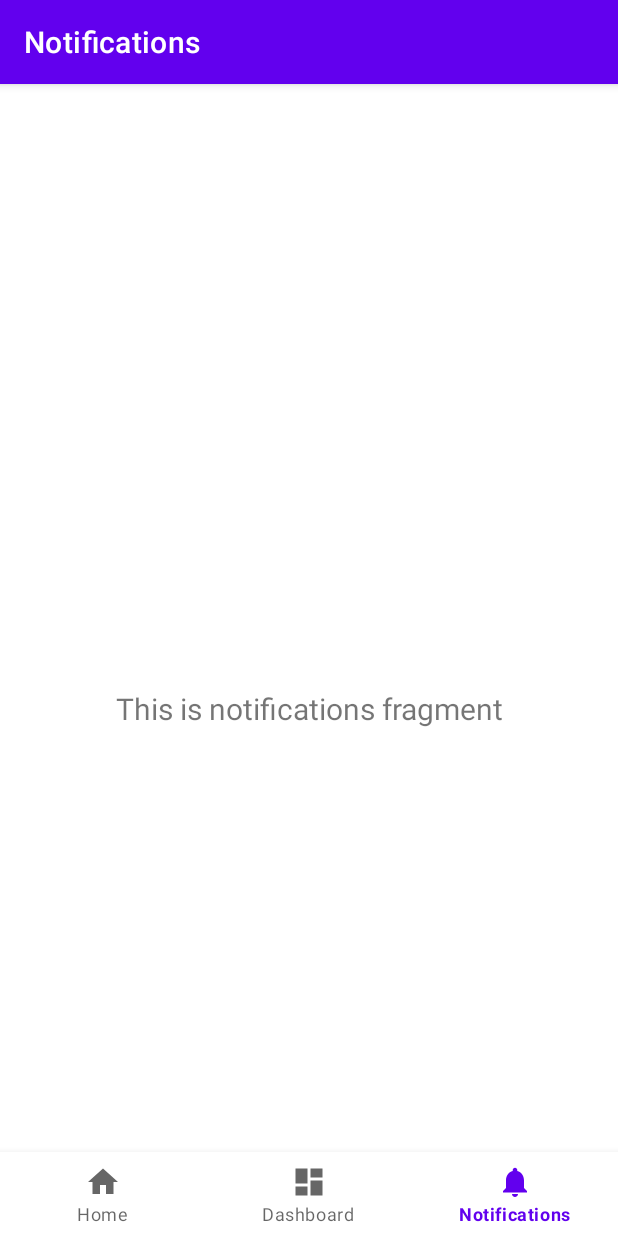
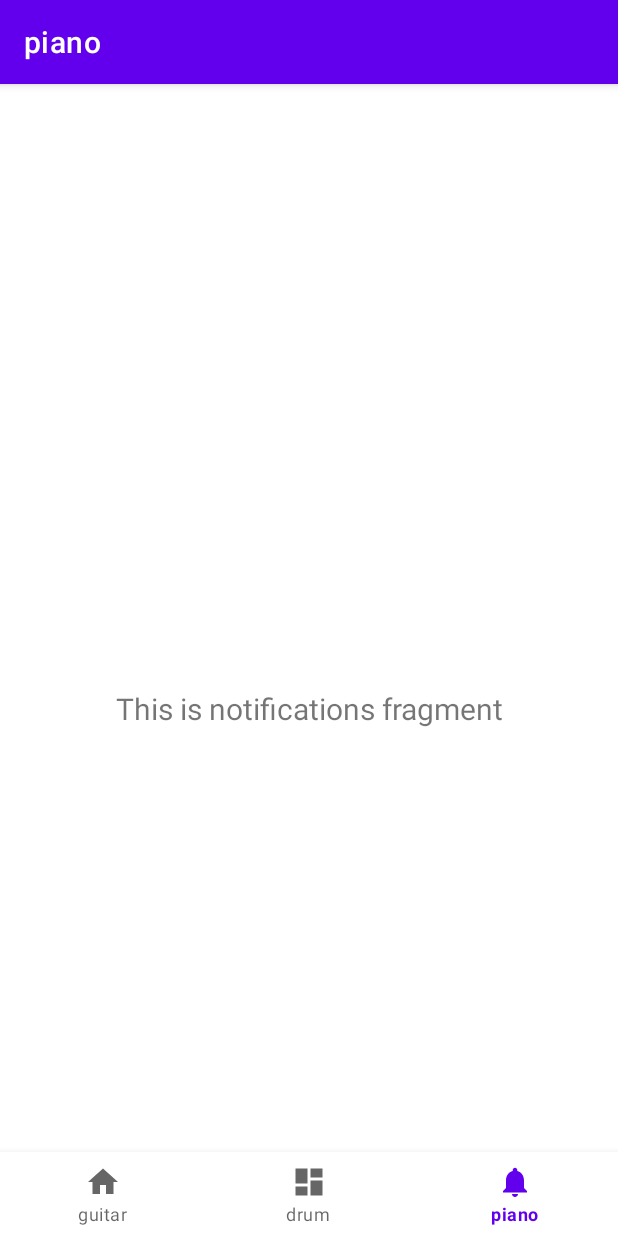
Before and after one commit to sosomeet/24_MP_Launchpad, an Android app: the screen it shows after launch (MainActivity), item 3 of the bottom bar chosen, on a phone screen of 412 x 824 dp. Run offline under Robolectric (Android 15) with nearby library versions, the phone set to English and light mode, and no system bars; our stand-ins replace navigation-ui.

Commit message:
[이치우] fragment 이름 변경

```diff
--- a/app/src/main/java/com/example/mp_24_launchpad/MainActivity.java
+++ b/app/src/main/java/com/example/mp_24_launchpad/MainActivity.java
@@ -27,7 +27,7 @@ public class MainActivity extends AppCompatActivity {
         // Passing each menu ID as a set of Ids because each
         // menu should be considered as top level destinations.
         AppBarConfiguration appBarConfiguration = new AppBarConfiguration.Builder(
-                R.id.navigation_home, R.id.navigation_dashboard, R.id.navigation_notifications)
+                R.id.navigation_guitar, R.id.navigation_drum, R.id.navigation_piano)
                 .build();
         NavController navController = Navigation.findNavController(this, R.id.nav_host_fragment_activity_main);
         NavigationUI.setupActionBarWithNavController(this, navController, appBarConfiguration);
--- a/app/src/main/java/com/example/mp_24_launchpad/ui/home/HomeFragment.java
+++ b/app/src/main/java/com/example/mp_24_launchpad/ui/drum/DrumFragment.java
@@ -1,4 +1,4 @@
-package com.example.mp_24_launchpad.ui.home;
+package com.example.mp_24_launchpad.ui.drum;
 
 import android.os.Bundle;
 import android.view.LayoutInflater;
@@ -10,22 +10,22 @@ import androidx.annotation.NonNull;
 import androidx.fragment.app.Fragment;
 import androidx.lifecycle.ViewModelProvider;
 
-import com.example.mp_24_launchpad.databinding.FragmentHomeBinding;
+import com.example.mp_24_launchpad.databinding.FragmentDrumBinding;
 
-public class HomeFragment extends Fragment {
+public class DrumFragment extends Fragment {
 
-    private FragmentHomeBinding binding;
+    private FragmentDrumBinding binding;
 
     public View onCreateView(@NonNull LayoutInflater inflater,
                              ViewGroup container, Bundle savedInstanceState) {
-        HomeViewModel homeViewModel =
-                new ViewModelProvider(this).get(HomeViewModel.class);
+        DrumViewModel drumViewModel =
+                new ViewModelProvider(this).get(DrumViewModel.class);
 
-        binding = FragmentHomeBinding.inflate(inflater, container, false);
+        binding = FragmentDrumBinding.inflate(inflater, container, false);
         View root = binding.getRoot();
 
-        final TextView textView = binding.textHome;
-        homeViewModel.getText().observe(getViewLifecycleOwner(), textView::setText);
+        final TextView textView = binding.textDrum;
+        drumViewModel.getText().observe(getViewLifecycleOwner(), textView::setText);
         return root;
     }
 
--- a/app/src/main/java/com/example/mp_24_launchpad/ui/home/HomeViewModel.java
+++ b/app/src/main/java/com/example/mp_24_launchpad/ui/drum/DrumViewModel.java
@@ -1,16 +1,16 @@
-package com.example.mp_24_launchpad.ui.home;
+package com.example.mp_24_launchpad.ui.drum;
 
 import androidx.lifecycle.LiveData;
 import androidx.lifecycle.MutableLiveData;
 import androidx.lifecycle.ViewModel;
 
-public class HomeViewModel extends ViewModel {
+public class DrumViewModel extends ViewModel {
 
     private final MutableLiveData<String> mText;
 
-    public HomeViewModel() {
+    public DrumViewModel() {
         mText = new MutableLiveData<>();
-        mText.setValue("This is home fragment");
+        mText.setValue("This is dashboard fragment");
     }
 
     public LiveData<String> getText() {
--- a/app/src/main/java/com/example/mp_24_launchpad/ui/dashboard/DashboardFragment.java
+++ b/app/src/main/java/com/example/mp_24_launchpad/ui/guitar/GuitarFragment.java
@@ -1,4 +1,4 @@
-package com.example.mp_24_launchpad.ui.dashboard;
+package com.example.mp_24_launchpad.ui.guitar;
 
 import android.os.Bundle;
 import android.view.LayoutInflater;
@@ -10,22 +10,22 @@ import androidx.annotation.NonNull;
 import androidx.fragment.app.Fragment;
 import androidx.lifecycle.ViewModelProvider;
 
-import com.example.mp_24_launchpad.databinding.FragmentDashboardBinding;
+import com.example.mp_24_launchpad.databinding.FragmentGuitarBinding;
 
-public class DashboardFragment extends Fragment {
+public class GuitarFragment extends Fragment {
 
-    private FragmentDashboardBinding binding;
+    private FragmentGuitarBinding binding;
 
     public View onCreateView(@NonNull LayoutInflater inflater,
                              ViewGroup container, Bundle savedInstanceState) {
-        DashboardViewModel dashboardViewModel =
-                new ViewModelProvider(this).get(DashboardViewModel.class);
+        GuitarViewModel guitarViewModel =
+                new ViewModelProvider(this).get(GuitarViewModel.class);
 
-        binding = FragmentDashboardBinding.inflate(inflater, container, false);
+        binding = FragmentGuitarBinding.inflate(inflater, container, false);
         View root = binding.getRoot();
 
-        final TextView textView = binding.textDashboard;
-        dashboardViewModel.getText().observe(getViewLifecycleOwner(), textView::setText);
+        final TextView textView = binding.textGuitar;
+        guitarViewModel.getText().observe(getViewLifecycleOwner(), textView::setText);
         return root;
     }
 
--- a/app/src/main/java/com/example/mp_24_launchpad/ui/dashboard/DashboardViewModel.java
+++ b/app/src/main/java/com/example/mp_24_launchpad/ui/guitar/GuitarViewModel.java
@@ -1,16 +1,16 @@
-package com.example.mp_24_launchpad.ui.dashboard;
+package com.example.mp_24_launchpad.ui.guitar;
 
 import androidx.lifecycle.LiveData;
 import androidx.lifecycle.MutableLiveData;
 import androidx.lifecycle.ViewModel;
 
-public class DashboardViewModel extends ViewModel {
+public class GuitarViewModel extends ViewModel {
 
     private final MutableLiveData<String> mText;
 
-    public DashboardViewModel() {
+    public GuitarViewModel() {
         mText = new MutableLiveData<>();
-        mText.setValue("This is dashboard fragment");
+        mText.setValue("This is home fragment");
     }
 
     public LiveData<String> getText() {
--- a/app/src/main/java/com/example/mp_24_launchpad/ui/notifications/NotificationsFragment.java
+++ /dev/null
@@ -1,37 +0,0 @@
-package com.example.mp_24_launchpad.ui.notifications;
-
-import android.os.Bundle;
-import android.view.LayoutInflater;
-import android.view.View;
-import android.view.ViewGroup;
-import android.widget.TextView;
-
-import androidx.annotation.NonNull;
-import androidx.fragment.app.Fragment;
-import androidx.lifecycle.ViewModelProvider;
-
-import com.example.mp_24_launchpad.databinding.FragmentNotificationsBinding;
-
-public class NotificationsFragment extends Fragment {
-
-    private FragmentNotificationsBinding binding;
-
-    public View onCreateView(@NonNull LayoutInflater inflater,
-                             ViewGroup container, Bundle savedInstanceState) {
-        NotificationsViewModel notificationsViewModel =
-                new ViewModelProvider(this).get(NotificationsViewModel.class);
-
-        binding = FragmentNotificationsBinding.inflate(inflater, container, false);
-        View root = binding.getRoot();
-
-        final TextView textView = binding.textNotifications;
-        notificationsViewModel.getText().observe(getViewLifecycleOwner(), textView::setText);
-        return root;
-    }
-
-    @Override
-    public void onDestroyView() {
-        super.onDestroyView();
-        binding = null;
-    }
-}
--- /dev/null
+++ b/app/src/main/java/com/example/mp_24_launchpad/ui/piano/PianoFragment.java
@@ -0,0 +1,37 @@
+package com.example.mp_24_launchpad.ui.piano;
+
+import android.os.Bundle;
+import android.view.LayoutInflater;
+import android.view.View;
+import android.view.ViewGroup;
+import android.widget.TextView;
+
+import androidx.annotation.NonNull;
+import androidx.fragment.app.Fragment;
+import androidx.lifecycle.ViewModelProvider;
+
+import com.example.mp_24_launchpad.databinding.FragmentPianoBinding;
+
+public class PianoFragment extends Fragment {
+
+    private FragmentPianoBinding binding;
+
+    public View onCreateView(@NonNull LayoutInflater inflater,
+                             ViewGroup container, Bundle savedInstanceState) {
+        PianoViewModel pianoViewModel =
+                new ViewModelProvider(this).get(PianoViewModel.class);
+
+        binding = FragmentPianoBinding.inflate(inflater, container, false);
+        View root = binding.getRoot();
+
+        final TextView textView = binding.textPiano;
+        pianoViewModel.getText().observe(getViewLifecycleOwner(), textView::setText);
+        return root;
+    }
+
+    @Override
+    public void onDestroyView() {
+        super.onDestroyView();
+        binding = null;
+    }
+}
--- a/app/src/main/java/com/example/mp_24_launchpad/ui/notifications/NotificationsViewModel.java
+++ b/app/src/main/java/com/example/mp_24_launchpad/ui/piano/PianoViewModel.java
@@ -1,14 +1,14 @@
-package com.example.mp_24_launchpad.ui.notifications;
+package com.example.mp_24_launchpad.ui.piano;
 
 import androidx.lifecycle.LiveData;
 import androidx.lifecycle.MutableLiveData;
 import androidx.lifecycle.ViewModel;
 
-public class NotificationsViewModel extends ViewModel {
+public class PianoViewModel extends ViewModel {
 
     private final MutableLiveData<String> mText;
 
-    public NotificationsViewModel() {
+    public PianoViewModel() {
         mText = new MutableLiveData<>();
         mText.setValue("This is notifications fragment");
     }
--- a/app/src/main/res/layout/fragment_dashboard.xml
+++ b/app/src/main/res/layout/fragment_drum.xml
@@ -4,10 +4,10 @@
     xmlns:tools="http://schemas.android.com/tools"
     android:layout_width="match_parent"
     android:layout_height="match_parent"
-    tools:context=".ui.dashboard.DashboardFragment">
+    tools:context=".ui.drum.DrumFragment">
 
     <TextView
-        android:id="@+id/text_dashboard"
+        android:id="@+id/text_drum"
         android:layout_width="match_parent"
         android:layout_height="wrap_content"
         android:layout_marginStart="8dp"
--- a/app/src/main/res/layout/fragment_home.xml
+++ b/app/src/main/res/layout/fragment_guitar.xml
@@ -4,10 +4,10 @@
     xmlns:tools="http://schemas.android.com/tools"
     android:layout_width="match_parent"
     android:layout_height="match_parent"
-    tools:context=".ui.home.HomeFragment">
+    tools:context=".ui.guitar.GuitarFragment">
 
     <TextView
-        android:id="@+id/text_home"
+        android:id="@+id/text_guitar"
         android:layout_width="match_parent"
         android:layout_height="wrap_content"
         android:layout_marginStart="8dp"
--- a/app/src/main/res/layout/fragment_notifications.xml
+++ b/app/src/main/res/layout/fragment_piano.xml
@@ -4,10 +4,10 @@
     xmlns:tools="http://schemas.android.com/tools"
     android:layout_width="match_parent"
     android:layout_height="match_parent"
-    tools:context=".ui.notifications.NotificationsFragment">
+    tools:context=".ui.piano.PianoFragment">
 
     <TextView
-        android:id="@+id/text_notifications"
+        android:id="@+id/text_piano"
         android:layout_width="match_parent"
         android:layout_height="wrap_content"
         android:layout_marginStart="8dp"
--- a/app/src/main/res/menu/bottom_nav_menu.xml
+++ b/app/src/main/res/menu/bottom_nav_menu.xml
@@ -2,18 +2,18 @@
 <menu xmlns:android="http://schemas.android.com/apk/res/android">
 
     <item
-        android:id="@+id/navigation_home"
+        android:id="@+id/navigation_guitar"
         android:icon="@drawable/ic_home_black_24dp"
-        android:title="@string/title_home" />
+        android:title="@string/title_guitar" />
 
     <item
-        android:id="@+id/navigation_dashboard"
+        android:id="@+id/navigation_drum"
         android:icon="@drawable/ic_dashboard_black_24dp"
-        android:title="@string/title_dashboard" />
+        android:title="@string/title_drum" />
 
     <item
-        android:id="@+id/navigation_notifications"
+        android:id="@+id/navigation_piano"
         android:icon="@drawable/ic_notifications_black_24dp"
-        android:title="@string/title_notifications" />
+        android:title="@string/title_piano" />
 
 </menu>
--- a/app/src/main/res/navigation/mobile_navigation.xml
+++ b/app/src/main/res/navigation/mobile_navigation.xml
@@ -3,23 +3,23 @@
     xmlns:app="http://schemas.android.com/apk/res-auto"
     xmlns:tools="http://schemas.android.com/tools"
     android:id="@+id/mobile_navigation"
-    app:startDestination="@+id/navigation_home">
+    app:startDestination="@+id/navigation_guitar">
 
     <fragment
-        android:id="@+id/navigation_home"
-        android:name="com.example.mp_24_launchpad.ui.home.HomeFragment"
-        android:label="@string/title_home"
-        tools:layout="@layout/fragment_home" />
+        android:id="@+id/navigation_guitar"
+        android:name="com.example.mp_24_launchpad.ui.guitar.GuitarFragment"
+        android:label="@string/title_guitar"
+        tools:layout="@layout/fragment_guitar" />
 
     <fragment
-        android:id="@+id/navigation_dashboard"
-        android:name="com.example.mp_24_launchpad.ui.dashboard.DashboardFragment"
-        android:label="@string/title_dashboard"
-        tools:layout="@layout/fragment_dashboard" />
+        android:id="@+id/navigation_drum"
+        android:name="com.example.mp_24_launchpad.ui.drum.DrumFragment"
+        android:label="@string/title_drum"
+        tools:layout="@layout/fragment_drum" />
 
     <fragment
-        android:id="@+id/navigation_notifications"
-        android:name="com.example.mp_24_launchpad.ui.notifications.NotificationsFragment"
-        android:label="@string/title_notifications"
-        tools:layout="@layout/fragment_notifications" />
+        android:id="@+id/navigation_piano"
+        android:name="com.example.mp_24_launchpad.ui.piano.PianoFragment"
+        android:label="@string/title_piano"
+        tools:layout="@layout/fragment_piano" />
 </navigation>
--- a/app/src/main/res/values/strings.xml
+++ b/app/src/main/res/values/strings.xml
@@ -1,6 +1,6 @@
 <resources>
     <string name="app_name">mp_24_launchpad</string>
-    <string name="title_home">Home</string>
-    <string name="title_dashboard">Dashboard</string>
-    <string name="title_notifications">Notifications</string>
+    <string name="title_guitar">guitar</string>
+    <string name="title_drum">drum</string>
+    <string name="title_piano">piano</string>
 </resources>
```
